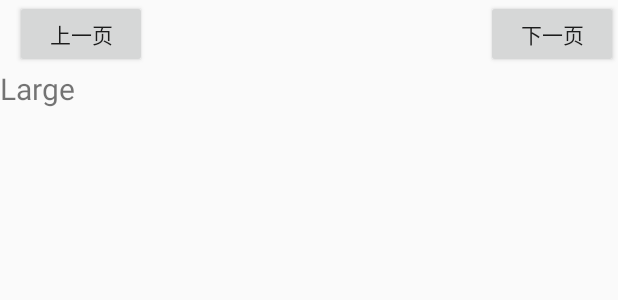
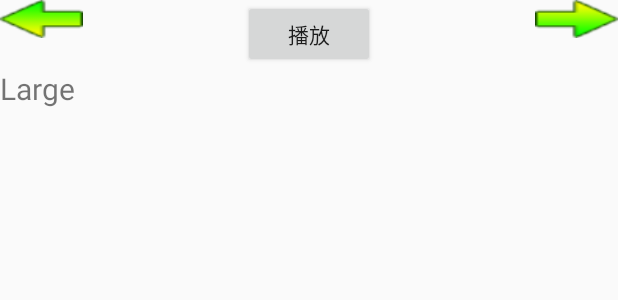
Before and after one commit to boyxiaolong/MuHanMaiSi-Query, an Android app: the layout activity_show_content.xml on its own in the app's theme, with its tools: preview values and no code run, on a phone screen of 412 x 824 dp. Shown: the top 300 px of the screen. Run offline under Robolectric (Android 15) with nearby library versions, the phone set to English and light mode, and no system bars.

Commit message:
add some pngs

```diff
--- a/app/src/main/res/layout/activity_show_content.xml
+++ b/app/src/main/res/layout/activity_show_content.xml
@@ -9,22 +9,35 @@
     android:layout_width="fill_parent"
     android:layout_height="45dip">
     <Button
-        android:layout_width="wrap_content"
-        android:layout_height="wrap_content"
+        android:layout_height="25dp"
+        android:layout_width="55dp"
+        android:layout_weight="1"
         android:id="@+id/lastpage"
         android:layout_alignParentRight="true"
         android:layout_centerVertical="true"
-        android:text="下一页"
+        android:layout_alignParentTop="true"
+        android:text=""
+        android:background="@drawable/forwad"
+        android:adjustViewBounds="true"
         android:onClick="nextPage"/>
     <Button
         android:layout_width="wrap_content"
         android:layout_height="wrap_content"
+        android:id="@+id/playmusic"
+        android:text="播放"
+        android:layout_alignParentTop="true"
+        android:layout_centerHorizontal="true" />
+    <Button
+        android:layout_height="25dp"
+        android:layout_width="55dp"
         android:id="@+id/nextpage"
+        android:text=""
+        android:onClick="prePage"
+        android:adjustViewBounds="true"
+        android:layout_alignParentTop="true"
         android:layout_alignParentLeft="true"
-        android:layout_centerVertical="true"
-        android:layout_marginLeft="10dp"
-        android:text="上一页"
-        android:onClick="prePage"/>
+        android:layout_alignParentStart="true"
+        android:background="@drawable/back"/>
 </RelativeLayout>
 
     android:divide="@drawable/spacer_medium"
```
Also changed, not shown: app/src/main/java/com/example/allen/muhanmaisi_query/MyHttpAsynClient.java (+11 -5 lines), app/src/main/java/com/example/allen/muhanmaisi_query/msg.java (added, +81 -0 lines), app/src/main/res/drawable/back.png (added), app/src/main/res/drawable/forwad.png (added).
